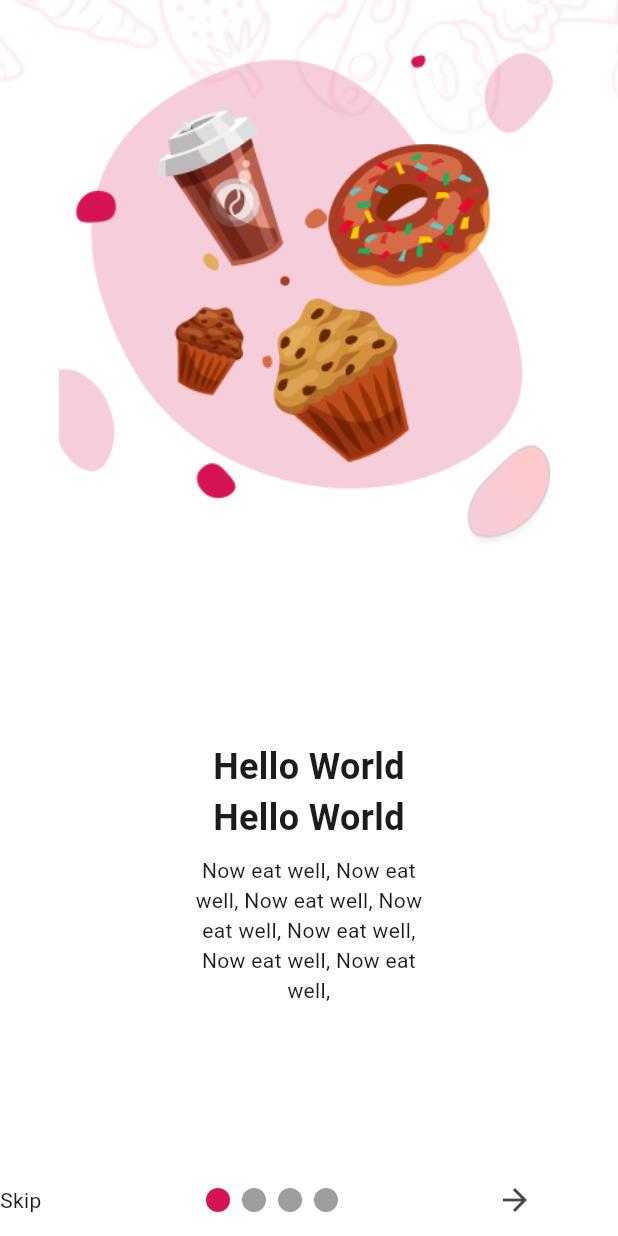
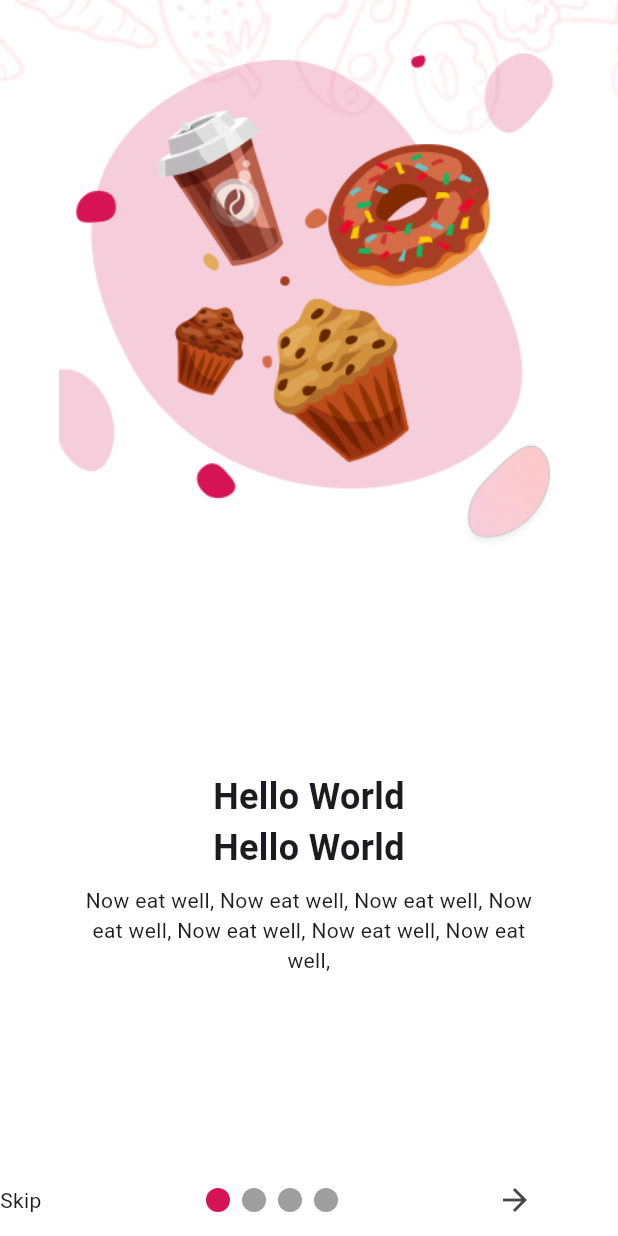
Before and after one commit to manaltaha555/food-market, a Flutter app: the screen it shows after launch, on a phone screen of 412 x 824 dp. Run offline on Flutter 3.47's test engine with Material 3 defaults, Android fonts, the phone set to English and light mode, and no system bars; drawn by our look-alikes of smooth_page_indicator.

Commit message:
Sameh Add #2

```diff
--- a/lib/view/pages/onboarding_page.dart
+++ b/lib/view/pages/onboarding_page.dart
@@ -61,7 +61,7 @@ class _OnBoardingState extends State<OnBoarding> {
                   selectedIndex = value;
                 }),
                 itemBuilder: (context, index) => Padding(
-                  padding: const EdgeInsets.symmetric(horizontal: 120),
+                  padding: const EdgeInsets.symmetric(horizontal: 50),
                   child: Column(
                     mainAxisAlignment: MainAxisAlignment.center,
                     children: [
```
